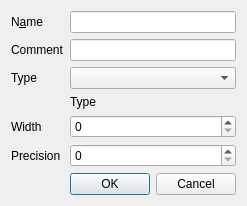
First picture: the form in src/ui/qgsaddattrdialogbase.ui, repository qgis/QGIS, before the edit.
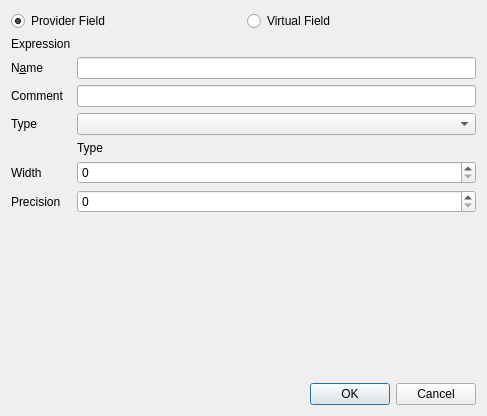
Second picture: the form after the edit. Custom widgets are drawn as their Qt base class.

Commit message: [FEATURE] Expression field (Virtual field)

```diff
--- a/src/ui/qgsaddattrdialogbase.ui
+++ b/src/ui/qgsaddattrdialogbase.ui
@@ -6,8 +6,8 @@
    <rect>
     <x>0</x>
     <y>0</y>
-    <width>225</width>
-    <height>190</height>
+    <width>487</width>
+    <height>416</height>
    </rect>
   </property>
   <property name="windowTitle">
@@ -18,6 +18,48 @@
   </property>
   <layout class="QGridLayout" name="gridLayout">
    <item row="0" column="0">
+    <widget class="QRadioButton" name="mButtonProviderField">
+     <property name="text">
+      <string>Provider Field</string>
+     </property>
+     <property name="checked">
+      <bool>true</bool>
+     </property>
+     <attribute name="buttonGroup">
+      <string notr="true">mFieldModeButtonGroup</string>
+     </attribute>
+    </widget>
+   </item>
+   <item row="0" column="1">
+    <widget class="QRadioButton" name="mButtonVirtualField">
+     <property name="text">
+      <string>Virtual Field</string>
+     </property>
+     <attribute name="buttonGroup">
+      <string notr="true">mFieldModeButtonGroup</string>
+     </attribute>
+    </widget>
+   </item>
+   <item row="1" column="0" colspan="2">
+    <widget class="QWidget" name="widget" native="true">
+     <layout class="QFormLayout" name="formLayout">
+      <property name="fieldGrowthPolicy">
+       <enum>QFormLayout::AllNonFixedFieldsGrow</enum>
+      </property>
+      <property name="margin">
+       <number>0</number>
+      </property>
+      <item row="2" column="0">
+       <widget class="QLabel" name="mExpressionLabel">
+        <property name="toolTip">
+         <string>Define an expression which will be used to calculate this field.</string>
+        </property>
+        <property name="text">
+         <string>Expression</string>
+        </property>
+       </widget>
+      </item>
+      <item row="3" column="0">
     <widget class="QLabel" name="textLabel1">
      <property name="text">
       <string>N&amp;ame</string>
@@ -27,10 +69,10 @@
      </property>
     </widget>
    </item>
-   <item row="0" column="1">
+      <item row="3" column="1">
     <widget class="QLineEdit" name="mNameEdit"/>
    </item>
-   <item row="1" column="0">
+      <item row="4" column="0">
     <widget class="QLabel" name="textLabel1_2">
      <property name="text">
       <string>Comment</string>
@@ -40,10 +82,10 @@
      </property>
     </widget>
    </item>
-   <item row="1" column="1">
+      <item row="4" column="1">
     <widget class="QLineEdit" name="mCommentEdit"/>
    </item>
-   <item row="2" column="0">
+      <item row="5" column="0">
     <widget class="QLabel" name="textLabel2">
      <property name="text">
       <string>Type</string>
@@ -53,10 +95,10 @@
      </property>
     </widget>
    </item>
-   <item row="2" column="1">
+      <item row="5" column="1">
     <widget class="QComboBox" name="mTypeBox"/>
    </item>
-   <item row="3" column="1">
+      <item row="6" column="1">
     <widget class="QLabel" name="mTypeName">
      <property name="text">
       <string>Type</string>
@@ -66,7 +108,7 @@
      </property>
     </widget>
    </item>
-   <item row="4" column="0">
+      <item row="7" column="0">
     <widget class="QLabel" name="mLengthLabel">
      <property name="text">
       <string>Width</string>
@@ -76,10 +118,10 @@
      </property>
     </widget>
    </item>
-   <item row="4" column="1">
+      <item row="7" column="1">
     <widget class="QSpinBox" name="mLength"/>
    </item>
-   <item row="5" column="0">
+      <item row="8" column="0">
     <widget class="QLabel" name="mPrecLabel">
      <property name="text">
       <string>Precision</string>
@@ -89,10 +131,29 @@
      </property>
     </widget>
    </item>
-   <item row="5" column="1">
+      <item row="8" column="1">
     <widget class="QSpinBox" name="mPrec"/>
    </item>
-   <item row="6" column="1">
+      <item row="2" column="1">
+       <widget class="QgsFieldExpressionWidget" name="mExpressionWidget" native="true"/>
+      </item>
+     </layout>
+    </widget>
+   </item>
+   <item row="8" column="0" colspan="2">
+    <spacer name="verticalSpacer">
+     <property name="orientation">
+      <enum>Qt::Vertical</enum>
+     </property>
+     <property name="sizeHint" stdset="0">
+      <size>
+       <width>20</width>
+       <height>40</height>
+      </size>
+     </property>
+    </spacer>
+   </item>
+   <item row="9" column="0" colspan="2">
     <widget class="QDialogButtonBox" name="buttonBox">
      <property name="standardButtons">
       <set>QDialogButtonBox::Cancel|QDialogButtonBox::Ok</set>
@@ -102,6 +163,14 @@
   </layout>
  </widget>
  <layoutdefault spacing="6" margin="11"/>
+ <customwidgets>
+  <customwidget>
+   <class>QgsFieldExpressionWidget</class>
+   <extends>QWidget</extends>
+   <header>qgsfieldexpressionwidget.h</header>
+   <container>1</container>
+  </customwidget>
+ </customwidgets>
  <tabstops>
   <tabstop>mNameEdit</tabstop>
   <tabstop>mCommentEdit</tabstop>
```
Left out of the diff: 8 changed lines with no effect on the pictures. Lines whose indentation alone changed are shown as unchanged. The commit also changes 15 other files.
